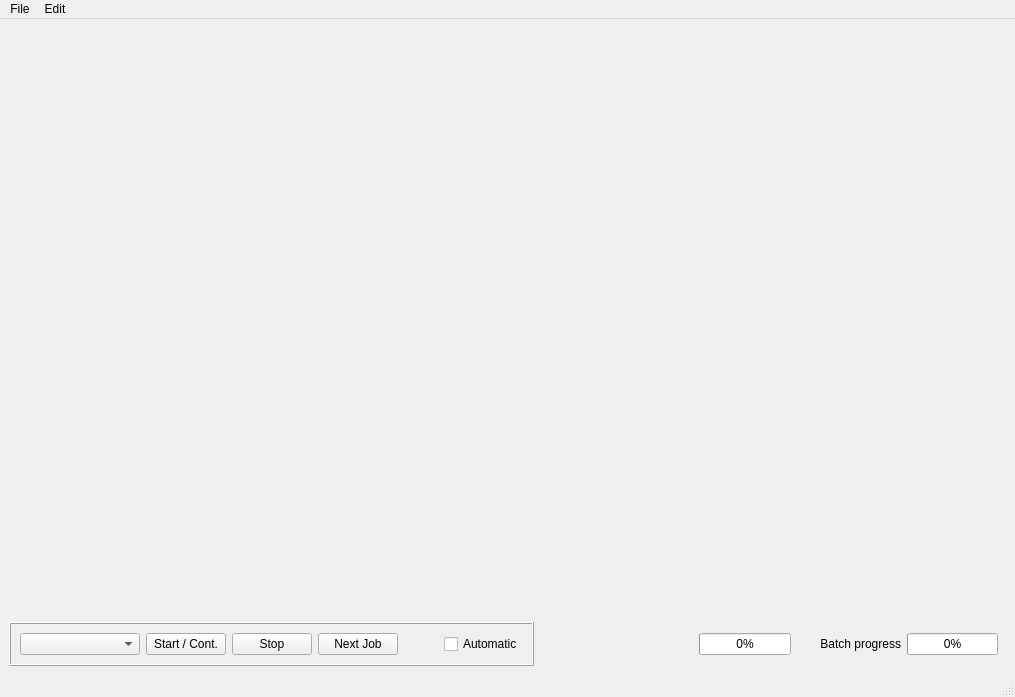
Old version of the form Source/main_gui.ui in the repository Rolf-Hempel/PlanetarySystemStacker.
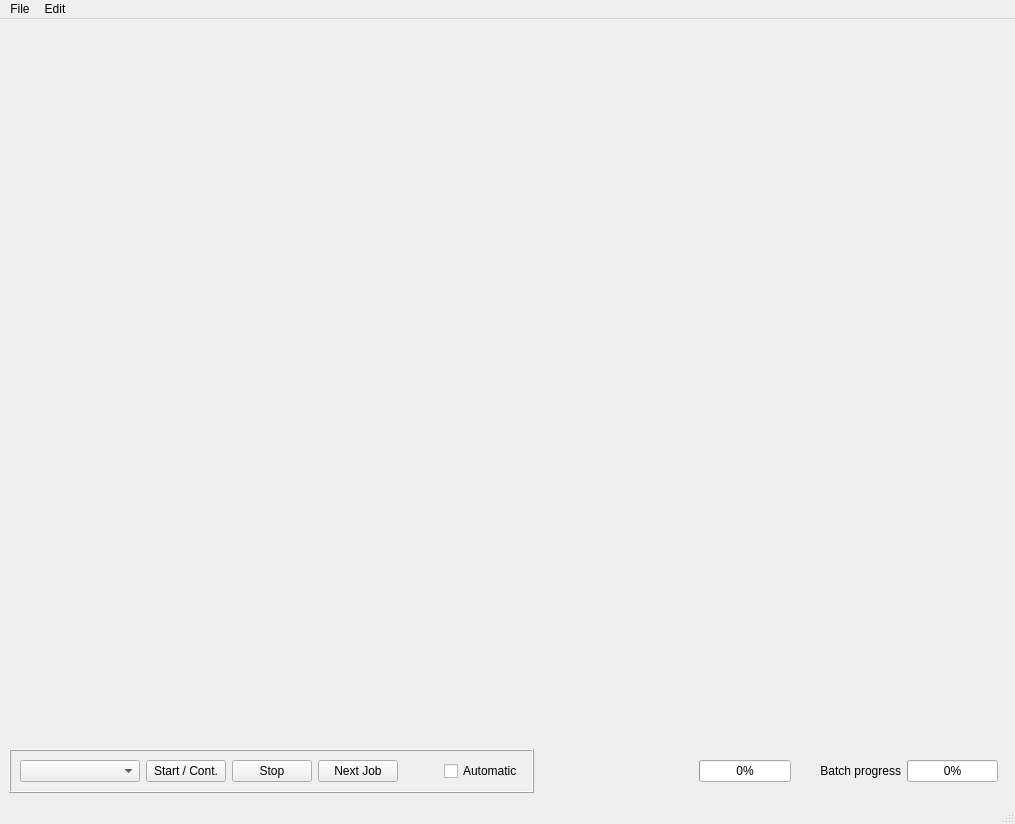
New version of the form. Icons and pictures are not drawn.

Commit message: StackedWidget introduced

Diff of the .ui file:
```diff
--- a/Source/main_gui.ui
+++ b/Source/main_gui.ui
@@ -7,7 +7,7 @@
     <x>0</x>
     <y>0</y>
     <width>1015</width>
-    <height>697</height>
+    <height>824</height>
    </rect>
   </property>
   <property name="windowTitle">
@@ -19,17 +19,19 @@
   <widget class="QWidget" name="centralwidget">
    <layout class="QVBoxLayout" name="verticalLayout_2" stretch="100,0">
     <item>
-     <spacer name="vertical_spacer">
-      <property name="orientation">
-       <enum>Qt::Vertical</enum>
+     <widget class="QStackedWidget" name="stackedWidget">
+      <property name="sizePolicy">
+       <sizepolicy hsizetype="Preferred" vsizetype="Expanding">
+        <horstretch>0</horstretch>
+        <verstretch>100</verstretch>
+       </sizepolicy>
       </property>
-      <property name="sizeHint" stdset="0">
-       <size>
-        <width>20</width>
-        <height>40</height>
-       </size>
+      <property name="currentIndex">
+       <number>1</number>
       </property>
-     </spacer>
+      <widget class="QWidget" name="page_with_spacer"/>
+      <widget class="QWidget" name="page_without_spacer"/>
+     </widget>
     </item>
     <item>
      <layout class="QHBoxLayout" name="tool_line" stretch="0,3,5,12,3,3,12,1">
```
The commit also changes 2 other files.
